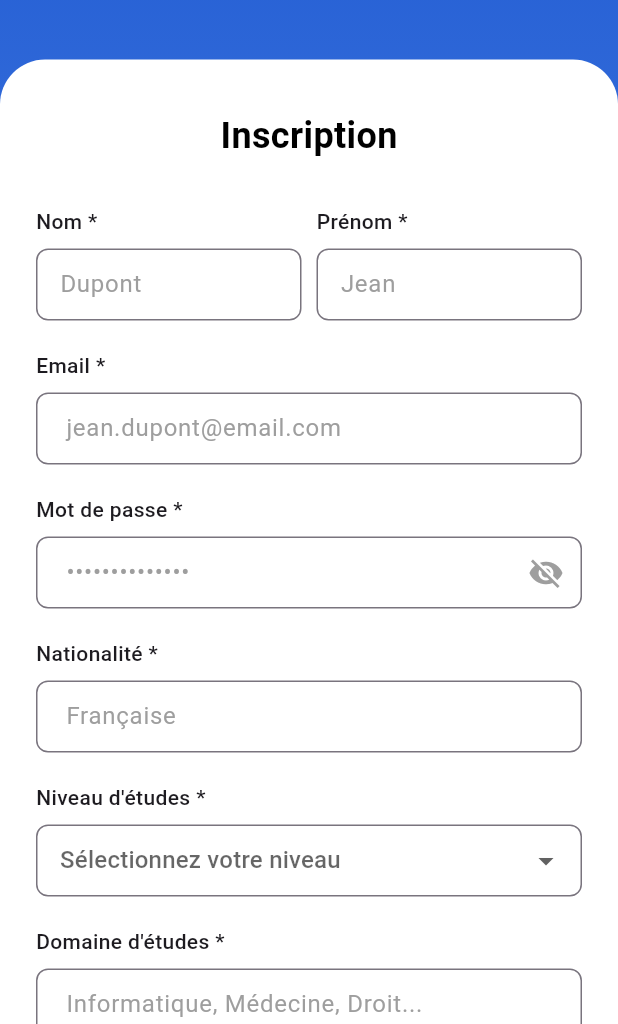
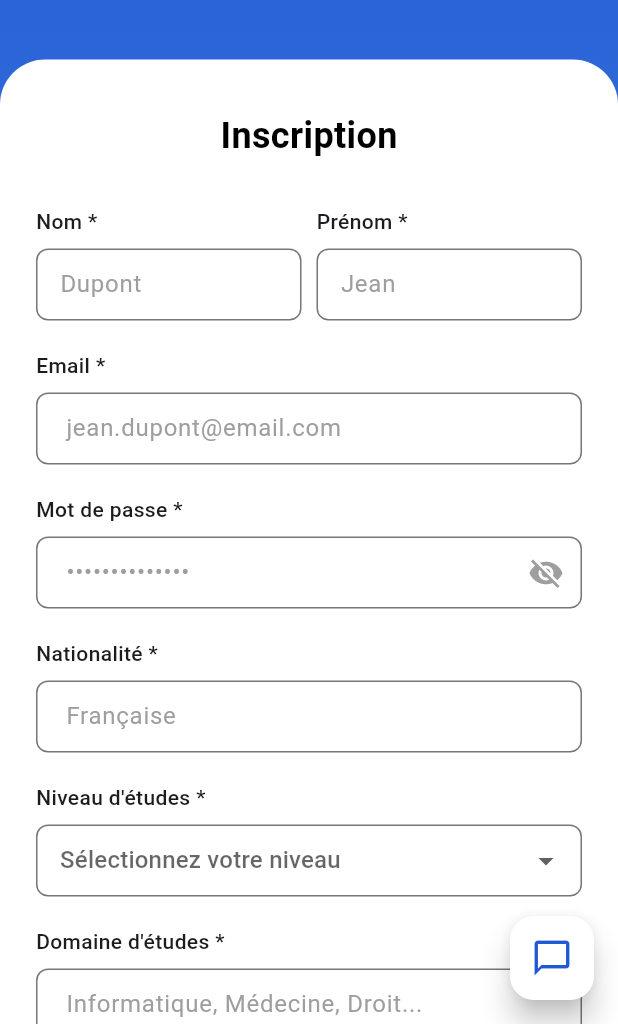
Before and after one commit to Mariam123-Git/CESAM, a Flutter app: the screen it shows after launch, after a tap on "Sign Up", on a phone screen of 412 x 824 dp, the part 212-1236 px from its top. Run offline on Flutter 3.47's test engine with Material 3 defaults, Android fonts, the phone set to English and light mode, and no system bars; our stand-ins replace shared_preferences; missing offline and left inert: pdfx.

Commit message:
page Chat Bot OK

```diff
--- a/cesam_app/lib/core/app_router.dart
+++ b/cesam_app/lib/core/app_router.dart
@@ -5,6 +5,8 @@ import 'package:cesam_app/features/auth/presentation/pages/signup_page.dart';
 import 'package:cesam_app/features/home/presentation/pages/home_page.dart';
 import 'package:cesam_app/features/profile/presentation/pages/profile_page.dart';
 import 'package:cesam_app/features/auth/presentation/pages/startup_page.dart';
+import 'package:cesam_app/features/auth/presentation/pages/chatBot.dart';
+
 import 'package:cesam_app/Dashboard.dart';
 
 class AppRouter {
@@ -15,6 +17,7 @@ class AppRouter {
   static const String home = '/home';
   static const String profile = '/profile';
   static const String dashboard = '/dashboard';
+  static const String chatbot = '/chatbot';
 
   static Route<dynamic> generateRoute(RouteSettings settings) {
     switch (settings.name) {
@@ -36,6 +39,8 @@ class AppRouter {
         return MaterialPageRoute(builder: (_) => const ProfilePage());
       case dashboard:
         return MaterialPageRoute(builder: (_) => DashboardPage());
+      case chatbot:
+        return MaterialPageRoute(builder: (_) => const ChatbotScreen());
       default:
         return MaterialPageRoute(
           builder: (_) => Scaffold(
--- a/cesam_app/lib/features/auth/presentation/pages/signup_page.dart
+++ b/cesam_app/lib/features/auth/presentation/pages/signup_page.dart
@@ -754,6 +754,20 @@ class _SignupPageState extends State<SignupPage> {
           ),
         ),
       ),
+      // Bouton flottant pour le chatbot
+      floatingActionButton: FloatingActionButton(
+        onPressed: () {
+          // Navigation vers votre page de chatbot
+          Navigator.pushNamed(context, '/chatbot');
+        },
+        backgroundColor: Colors.white,
+        foregroundColor: Color(0xFF1F5AD2),
+        child: const Icon(
+          Icons.chat_bubble_outline,
+          size: 28,
+        ),
+        elevation: 8,
+      ),
     );
   }
 }
--- a/cesam_app/lib/features/auth/presentation/pages/startup_page.dart
+++ b/cesam_app/lib/features/auth/presentation/pages/startup_page.dart
@@ -1,4 +1,5 @@
 import 'package:flutter/material.dart';
+
 class StartupPage extends StatelessWidget {
   const StartupPage({super.key});
 
@@ -73,6 +74,21 @@ class StartupPage extends StatelessWidget {
           ),
         ),
       ),
+      // Bouton flottant pour le chatbot
+      floatingActionButton: FloatingActionButton(
+        onPressed: () {
+          // Navigation vers votre page de chatbot
+          Navigator.pushNamed(context, '/chatbot');
+        },
+        backgroundColor: Colors.white,
+        foregroundColor: Color(0xFF1F5AD2),
+        child: const Icon(
+          Icons.chat_bubble_outline,
+          size: 28,
+        ),
+        elevation: 8,
+      ),
+      floatingActionButtonLocation: FloatingActionButtonLocation.endFloat,
     );
   }
 }
```
Also changed, not shown: cesam_app/lib/features/auth/presentation/pages/chatBot.dart (added, +116 -0 lines), cesam_app/lib/features/auth/presentation/pages/login_page.dart (+22 -7 lines), cesam_app/lib/features/auth/presentation/pages/otp_page.dart (+10 -10 lines).
